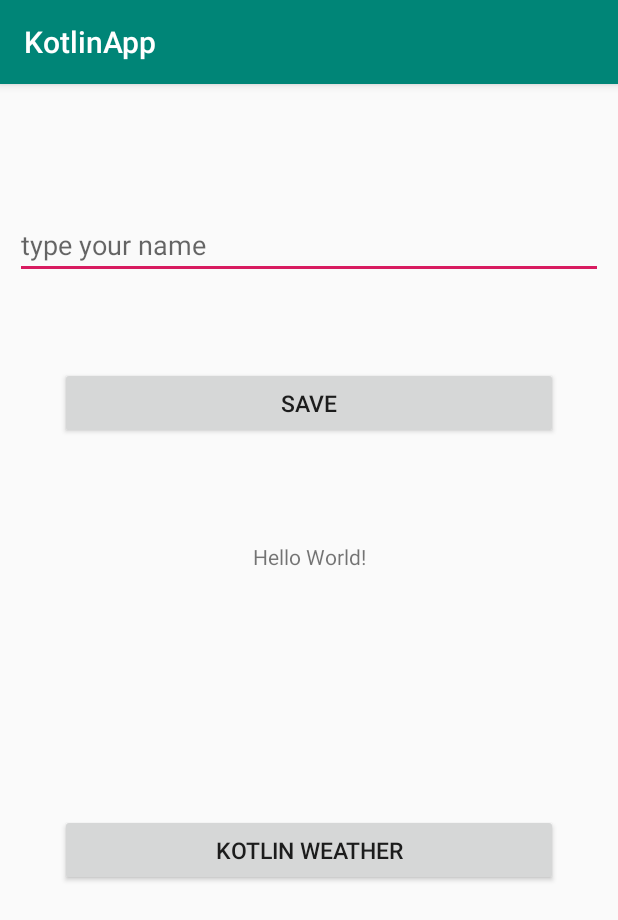
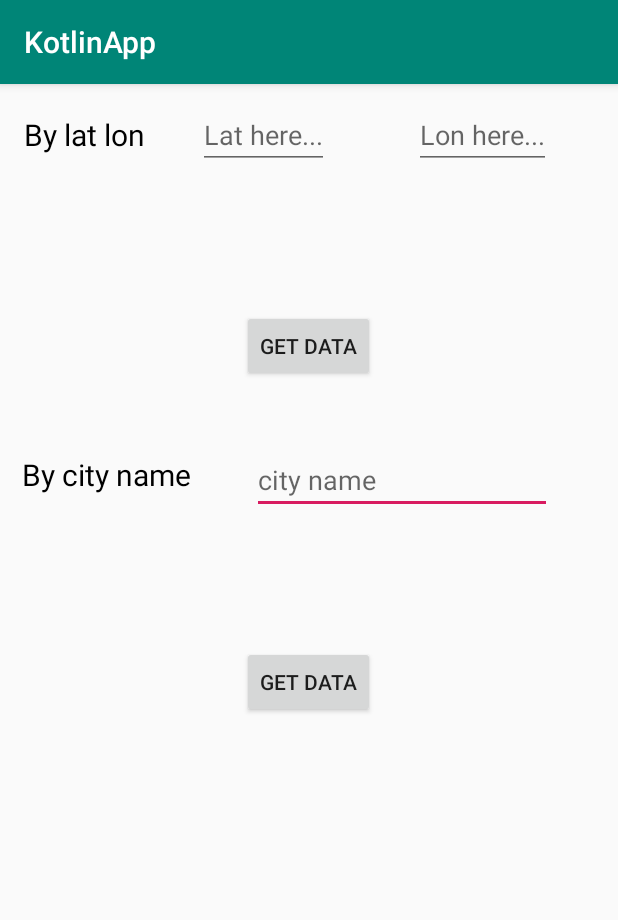
Before and after one commit to faramarzaf/KotlinTrain, an Android app: the screen it shows after launch (MainActivity), on a phone screen of 412 x 824 dp. Shown: the top 920 px of the screen. Run offline under Robolectric (Android 15) with nearby library versions, the phone set to English and light mode, and no system bars.

Commit message:
mvp done

```diff
--- a/app/src/main/AndroidManifest.xml
+++ b/app/src/main/AndroidManifest.xml
@@ -14,9 +14,7 @@
         android:theme="@style/AppTheme"
         android:usesCleartextTraffic="true"
         tools:ignore="GoogleAppIndexingWarning">
-        <activity android:name=".java_weather.ActivityJava"></activity>
-        <activity android:name=".ActivitySecond" />
-        <activity android:name=".MainActivity">
+        <activity android:name=".mvp.MainActivity">
             <intent-filter>
                 <action android:name="android.intent.action.MAIN" />
 
--- a/app/src/main/java/com/faramarz/kotlinapp/MainActivity.kt
+++ /dev/null
@@ -1,24 +0,0 @@
-package com.faramarz.kotlinapp
-
-import android.content.Intent
-import android.os.Bundle
-import android.view.View
-import androidx.appcompat.app.AppCompatActivity
-import kotlinx.android.synthetic.main.activity_main.*
-
-class MainActivity : AppCompatActivity(), View.OnClickListener {
-
-    override fun onCreate(savedInstanceState: Bundle?) {
-        super.onCreate(savedInstanceState)
-        setContentView(R.layout.activity_main)
-        btnSave.setOnClickListener(this)
-        btnNextPage.setOnClickListener(this)
-    }
-
-    override fun onClick(v: View?) {
-        when (v?.id) {
-            R.id.btnSave -> textView.text = editText.text
-            R.id.btnNextPage -> startActivity(Intent(this, ActivitySecond::class.java))
-        }
-    }
-}
--- /dev/null
+++ b/app/src/main/java/com/faramarz/kotlinapp/mvp/ContractMain.kt
@@ -0,0 +1,24 @@
+package com.faramarz.kotlinapp.mvp
+
+import android.app.Activity
+import android.widget.TextView
+
+interface ContractMain {
+
+    interface View {
+        fun getActivity(): Activity
+    }
+
+    interface Presenter {
+        fun attachView(view: View)
+        fun getActivity(): Activity
+        fun getTempByLatLon(lat: String, lon: String, textView: TextView)
+        fun getTempByCityName(cityName: String, textView: TextView)
+    }
+
+    interface Model {
+        fun attachPresenter(presenter: Presenter)
+        fun getTempByLatLon(lat: String, lon: String, textView: TextView)
+        fun getTempByCityName(cityName: String, textView: TextView)
+    }
+}
--- /dev/null
+++ b/app/src/main/java/com/faramarz/kotlinapp/mvp/MainActivity.kt
@@ -0,0 +1,46 @@
+package com.faramarz.kotlinapp.mvp
+
+import android.app.Activity
+import android.os.Bundle
+import android.view.View
+import androidx.appcompat.app.AppCompatActivity
+import com.faramarz.kotlinapp.R
+import kotlinx.android.synthetic.main.activity_main.*
+
+class MainActivity : AppCompatActivity(), View.OnClickListener, ContractMain.View {
+
+    private var presenterMain = PresenterMain()
+
+    override fun getActivity(): Activity {
+        return this
+    }
+
+    override fun onCreate(savedInstanceState: Bundle?) {
+        super.onCreate(savedInstanceState)
+        setContentView(R.layout.activity_main)
+        presenterMain.attachView(this)
+        btnGetDataByLatLon.setOnClickListener(this)
+        btnGetDataByCityName.setOnClickListener(this)
+    }
+
+    override fun onClick(v: View?) {
+        when (v?.id) {
+            R.id.btnGetDataByLatLon -> getTempByLatLon()
+            R.id.btnGetDataByCityName -> getTempByCityName()
+        }
+    }
+
+
+    private fun getTempByLatLon() {
+        presenterMain.getTempByLatLon(
+            editTextLat.text.toString().trim(),
+            editTextLon.text.toString().trim(),
+            textTemp
+        )
+    }
+
+    private fun getTempByCityName() {
+        presenterMain.getTempByCityName(editTextCity.text.toString().trim(), textTempCity)
+    }
+
+}
--- /dev/null
+++ b/app/src/main/java/com/faramarz/kotlinapp/mvp/PresenterMain.kt
@@ -0,0 +1,30 @@
+package com.faramarz.kotlinapp.mvp
+
+import android.app.Activity
+import android.widget.TextView
+
+class PresenterMain : ContractMain.Presenter {
+
+
+    private var view: ContractMain.View? = null
+    private var model = ModelMain()
+
+    override fun attachView(view: ContractMain.View) {
+        this.view = view
+        model.attachPresenter(this)
+    }
+
+    override fun getActivity(): Activity {
+        return view!!.getActivity()
+    }
+
+    override fun getTempByLatLon(lat: String, lon: String, textView: TextView) {
+        model.getTempByLatLon(lat, lon, textView)
+    }
+
+    override fun getTempByCityName(cityName: String, textView: TextView) {
+        model.getTempByCityName(cityName, textView)
+    }
+
+
+}
--- a/app/src/main/res/layout/activity_main.xml
+++ b/app/src/main/res/layout/activity_main.xml
@@ -1,64 +1,122 @@
 <?xml version="1.0" encoding="utf-8"?>
 <androidx.constraintlayout.widget.ConstraintLayout xmlns:android="http://schemas.android.com/apk/res/android"
     xmlns:app="http://schemas.android.com/apk/res-auto"
-    xmlns:tools="http://schemas.android.com/tools"
     android:layout_width="match_parent"
-    android:layout_height="match_parent"
-    tools:context=".MainActivity">
+    android:layout_height="match_parent">
+
+    <TextView
+        android:id="@+id/textView3"
+        android:layout_width="wrap_content"
+        android:layout_height="wrap_content"
+        android:text="By city name"
+        android:textColor="#000"
+        android:textSize="20sp"
+        app:layout_constraintBottom_toBottomOf="parent"
+        app:layout_constraintEnd_toEndOf="parent"
+        app:layout_constraintHorizontal_bias="0.048"
+        app:layout_constraintStart_toStartOf="parent"
+        app:layout_constraintTop_toTopOf="parent"
+        app:layout_constraintVertical_bias="0.333" />
 
     <EditText
-        android:id="@+id/editText"
-        android:layout_width="match_parent"
+        android:id="@+id/editTextCity"
+        android:layout_width="200dp"
         android:layout_height="wrap_content"
-        android:layout_margin="10dp"
-        android:hint="type your name"
+        android:hint="city name"
+        android:lines="1"
+        android:maxLines="1"
+        app:layout_constraintBottom_toBottomOf="@+id/textView3"
+        app:layout_constraintEnd_toEndOf="parent"
+        app:layout_constraintHorizontal_bias="0.791"
+        app:layout_constraintStart_toStartOf="parent"
+        app:layout_constraintTop_toTopOf="@+id/textView3"
+        app:layout_constraintVertical_bias="0.327" />
+
+    <TextView
+        android:id="@+id/textTempCity"
+        android:layout_width="wrap_content"
+        android:layout_height="wrap_content"
+        android:textColor="#000"
+        android:textSize="14sp"
         app:layout_constraintBottom_toBottomOf="parent"
         app:layout_constraintEnd_toEndOf="parent"
-        app:layout_constraintHorizontal_bias="0.157"
+        app:layout_constraintHorizontal_bias="0.498"
         app:layout_constraintStart_toStartOf="parent"
         app:layout_constraintTop_toTopOf="parent"
-        app:layout_constraintVertical_bias="0.106" />
+        app:layout_constraintVertical_bias="0.424" />
 
     <Button
-        android:id="@+id/btnSave"
-        android:layout_width="match_parent"
+        android:id="@+id/btnGetDataByCityName"
+        android:layout_width="wrap_content"
         android:layout_height="wrap_content"
-        android:layout_margin="40dp"
-        android:text="Save"
-        android:textSize="15sp"
+        android:text="Get data"
         app:layout_constraintBottom_toBottomOf="parent"
         app:layout_constraintEnd_toEndOf="parent"
+        app:layout_constraintHorizontal_bias="0.498"
         app:layout_constraintStart_toStartOf="parent"
         app:layout_constraintTop_toTopOf="parent"
-        app:layout_constraintVertical_bias="0.232" />
-
+        app:layout_constraintVertical_bias="0.52" />
 
     <TextView
-        android:id="@+id/textView"
+        android:id="@+id/textView2"
         android:layout_width="wrap_content"
         android:layout_height="wrap_content"
-        android:text="Hello World!"
+        android:text="By lat lon"
+        android:textColor="#000"
+        android:textSize="20sp"
         app:layout_constraintBottom_toBottomOf="parent"
         app:layout_constraintEnd_toEndOf="parent"
-        app:layout_constraintLeft_toLeftOf="parent"
-        app:layout_constraintRight_toRightOf="parent"
+        app:layout_constraintHorizontal_bias="0.048"
         app:layout_constraintStart_toStartOf="parent"
         app:layout_constraintTop_toTopOf="parent"
-        app:layout_constraintVertical_bias="0.408" />
+        app:layout_constraintVertical_bias="0.027" />
+
+    <EditText
+        android:id="@+id/editTextLat"
+        android:layout_width="wrap_content"
+        android:layout_height="wrap_content"
+        android:hint="Lat here..."
+        app:layout_constraintBottom_toBottomOf="@+id/textView2"
+        app:layout_constraintEnd_toStartOf="@+id/editTextLon"
+        app:layout_constraintHorizontal_bias="0.381"
+        app:layout_constraintStart_toEndOf="@+id/textView2"
+        app:layout_constraintTop_toTopOf="@+id/textView2" />
+
+    <EditText
+        android:id="@+id/editTextLon"
+        android:layout_width="wrap_content"
+        android:layout_height="wrap_content"
+        android:hint="Lon here..."
+        app:layout_constraintBottom_toBottomOf="@+id/editTextLat"
+        app:layout_constraintEnd_toEndOf="parent"
+        app:layout_constraintHorizontal_bias="0.86"
+        app:layout_constraintStart_toStartOf="parent"
+        app:layout_constraintTop_toTopOf="@+id/editTextLat" />
+
+    <TextView
+        android:id="@+id/textTemp"
+        android:layout_width="wrap_content"
+        android:layout_height="wrap_content"
+        android:textColor="#000"
+        android:textSize="14sp"
+        app:layout_constraintBottom_toBottomOf="parent"
+        app:layout_constraintEnd_toEndOf="parent"
+        app:layout_constraintHorizontal_bias="0.498"
+        app:layout_constraintStart_toStartOf="parent"
+        app:layout_constraintTop_toTopOf="parent"
+        app:layout_constraintVertical_bias="0.131" />
 
     <Button
-        android:id="@+id/btnNextPage"
-        android:layout_width="match_parent"
+        android:id="@+id/btnGetDataByLatLon"
+        android:layout_width="wrap_content"
         android:layout_height="wrap_content"
-        android:layout_margin="40dp"
-        android:text="kotlin weather"
-        android:textSize="15sp"
+        android:text="Get data"
         app:layout_constraintBottom_toBottomOf="parent"
         app:layout_constraintEnd_toEndOf="parent"
-        app:layout_constraintHorizontal_bias="0.2"
+        app:layout_constraintHorizontal_bias="0.498"
         app:layout_constraintStart_toStartOf="parent"
         app:layout_constraintTop_toTopOf="parent"
-        app:layout_constraintVertical_bias="0.698" />
+        app:layout_constraintVertical_bias="0.209" />
 
 
 </androidx.constraintlayout.widget.ConstraintLayout>
```
Also changed, not shown: app/src/main/java/com/faramarz/kotlinapp/ActivitySecond.kt (deleted, +0 -76 lines), app/src/main/java/com/faramarz/kotlinapp/mvp/ModelMain.kt (added, +58 -0 lines), app/src/main/java/com/faramarz/kotlinapp/network/WeatherRepository.kt (+3 -5 lines), app/src/main/res/layout/activity_java.xml (deleted, +0 -21 lines), app/src/main/res/layout/activity_second.xml (deleted, +0 -124 lines).
